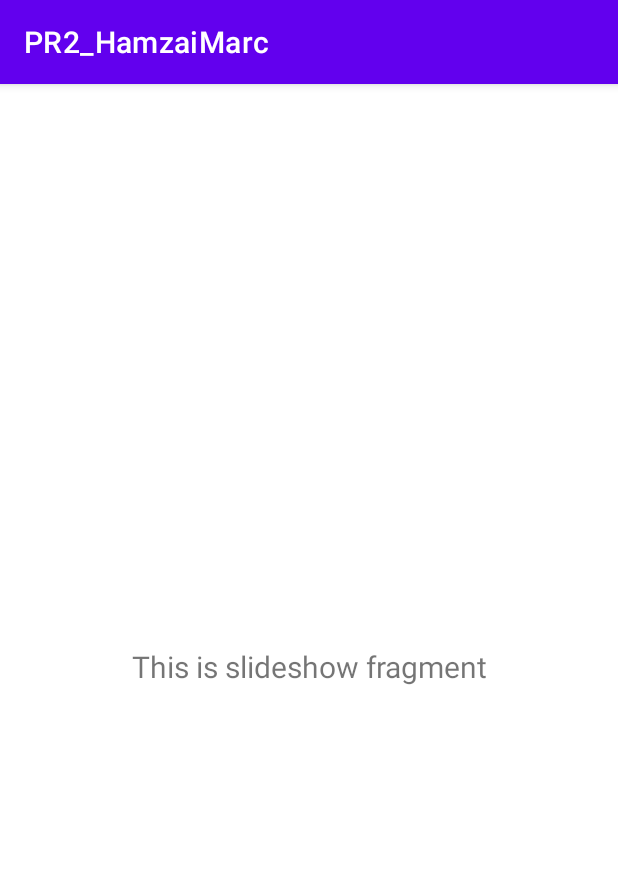
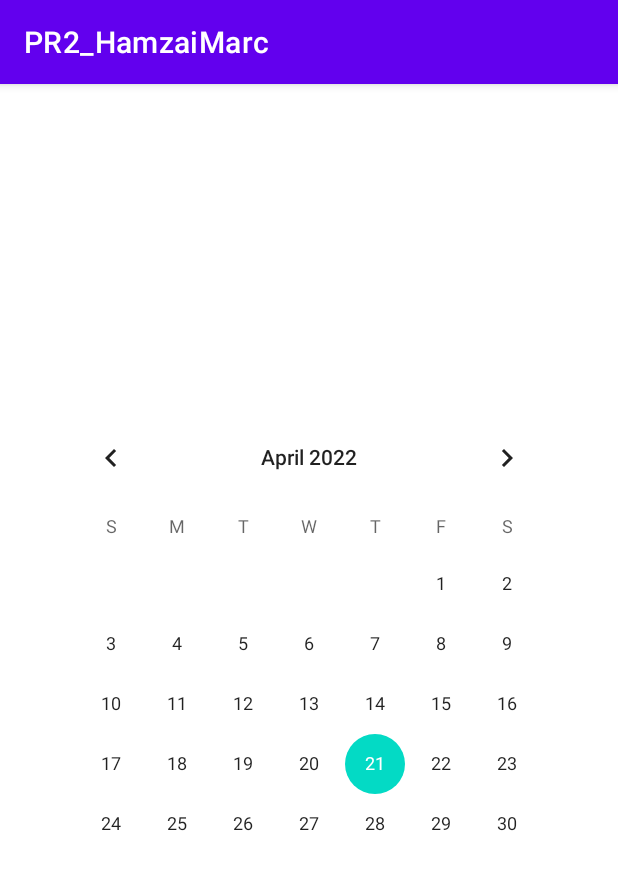
Before and after one commit to MarcRamos2/PR2M08HamzaiMarc, an Android app: the fragment SlideshowFragment shown on its own in the app's theme, on a phone screen of 412 x 824 dp. Shown: the top 870 px of the screen. Run offline under Robolectric (Android 15) with nearby library versions, the phone set to English and light mode, and no system bars; Roboto replaces fonts that are not available here.

Commit message:
Calendar

```diff
--- a/app/src/main/java/com/example/pr2_hamzaimarc/ui/slideshow/SlideshowFragment.java
+++ b/app/src/main/java/com/example/pr2_hamzaimarc/ui/slideshow/SlideshowFragment.java
@@ -4,6 +4,7 @@ import android.os.Bundle;
 import android.view.LayoutInflater;
 import android.view.View;
 import android.view.ViewGroup;
+import android.widget.CalendarView;
 import android.widget.TextView;
 
 import androidx.annotation.NonNull;
@@ -24,8 +25,8 @@ public class SlideshowFragment extends Fragment {
         binding = FragmentSlideshowBinding.inflate(inflater, container, false);
         View root = binding.getRoot();
 
-        final TextView textView = binding.textSlideshow;
-        slideshowViewModel.getText().observe(getViewLifecycleOwner(), textView::setText);
+        final CalendarView cal = binding.calendarView;
+
         return root;
     }
 
--- a/app/src/main/res/layout/activity_login.xml
+++ b/app/src/main/res/layout/activity_login.xml
@@ -87,10 +87,11 @@
         android:textColor="#272121"
         android:textSize="20sp"
         android:textStyle="bold"
+        app:layout_constraintBottom_toTopOf="@+id/textView2"
         app:layout_constraintEnd_toEndOf="parent"
-        app:layout_constraintHorizontal_bias="0.498"
+        app:layout_constraintHorizontal_bias="0.5"
         app:layout_constraintStart_toStartOf="parent"
-        tools:layout_editor_absoluteY="42dp" />
+        app:layout_constraintTop_toTopOf="parent" />
 
     <TextView
         android:id="@+id/textView2"
--- a/app/src/main/res/layout/fragment_slideshow.xml
+++ b/app/src/main/res/layout/fragment_slideshow.xml
@@ -6,17 +6,13 @@
     android:layout_height="match_parent"
     tools:context=".ui.slideshow.SlideshowFragment">
 
-    <TextView
-        android:id="@+id/text_slideshow"
-        android:layout_width="match_parent"
+    <CalendarView
+        android:id="@+id/calendarView"
+        android:layout_width="wrap_content"
         android:layout_height="wrap_content"
-        android:layout_marginStart="8dp"
-        android:layout_marginTop="8dp"
-        android:layout_marginEnd="8dp"
-        android:textAlignment="center"
-        android:textSize="20sp"
         app:layout_constraintBottom_toBottomOf="parent"
         app:layout_constraintEnd_toEndOf="parent"
+        app:layout_constraintHorizontal_bias="0.5"
         app:layout_constraintStart_toStartOf="parent"
         app:layout_constraintTop_toTopOf="parent" />
 </androidx.constraintlayout.widget.ConstraintLayout>
--- a/app/src/main/res/values/strings.xml
+++ b/app/src/main/res/values/strings.xml
@@ -18,6 +18,6 @@
     <string name="action_settings">Settings</string>
 
     <string name="menu_home">Home</string>
-    <string name="menu_gallery">Gallery</string>
-    <string name="menu_slideshow">Slideshow</string>
+    <string name="menu_gallery">Menu</string>
+    <string name="menu_slideshow">Calendar</string>
 </resources>
```
Also changed, not shown: 1 other file.
